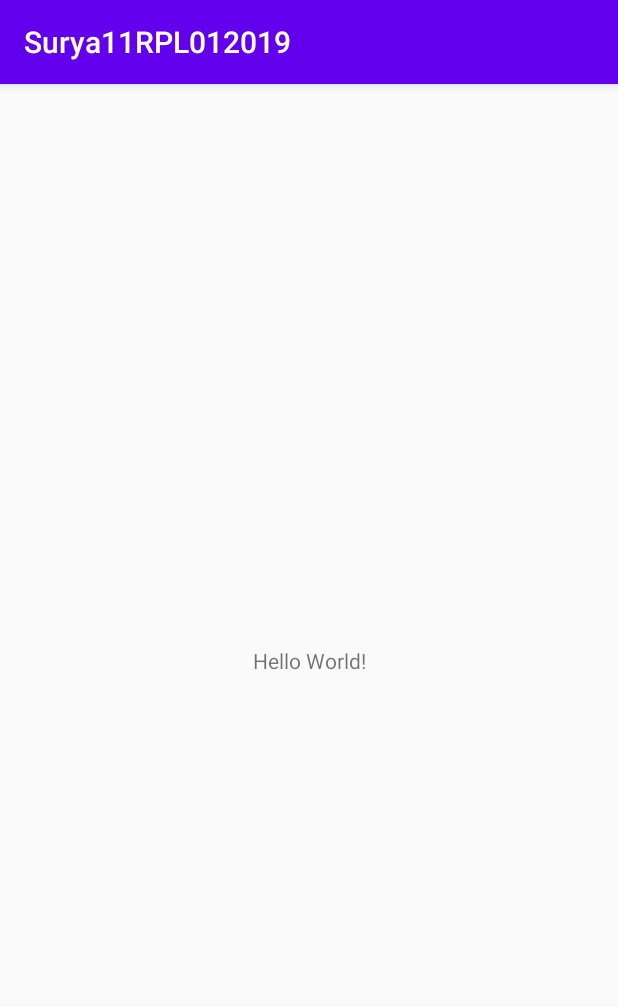
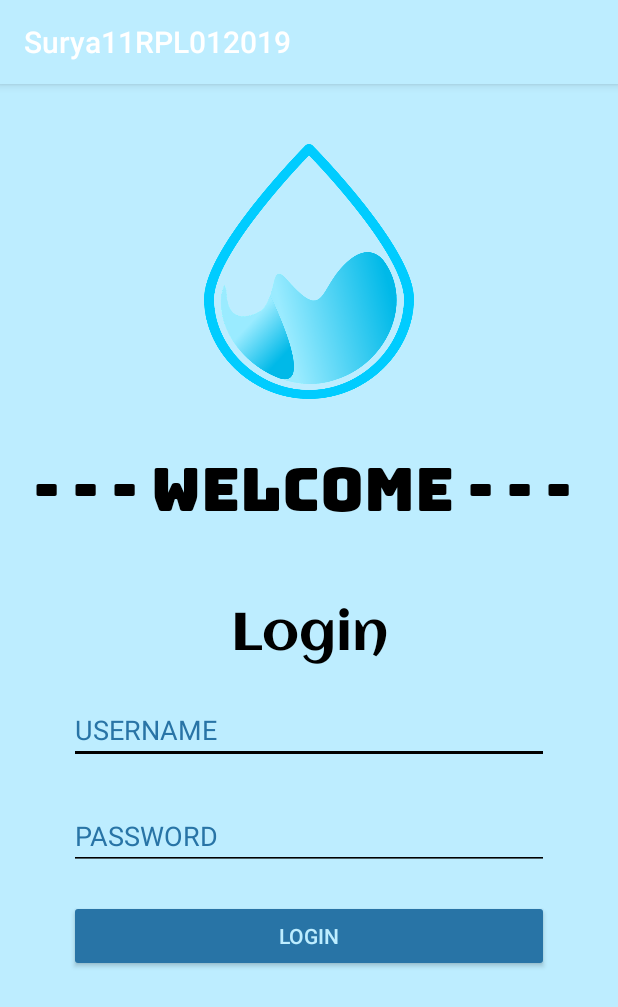
Before and after one commit to Surya1810/Surya11RPL012019, an Android app: the screen it shows after launch (MainActivity), on a phone screen of 412 x 824 dp. Shown: the top 1007 px of the screen. Run offline under Robolectric (Android 15) with nearby library versions, the phone set to English and light mode, and no system bars.

Commit message:
add layout login

```diff
--- a/app/src/main/res/layout/activity_main.xml
+++ b/app/src/main/res/layout/activity_main.xml
@@ -1,18 +1,72 @@
 <?xml version="1.0" encoding="utf-8"?>
-<androidx.constraintlayout.widget.ConstraintLayout xmlns:android="http://schemas.android.com/apk/res/android"
+<LinearLayout
+    android:background="@color/Primary"
+    android:orientation="vertical"
+    xmlns:android="http://schemas.android.com/apk/res/android"
     xmlns:app="http://schemas.android.com/apk/res-auto"
     xmlns:tools="http://schemas.android.com/tools"
     android:layout_width="match_parent"
-    android:layout_height="match_parent"
-    tools:context=".MainActivity">
+    android:layout_height="match_parent">
+
+    <ImageView
+        android:layout_width="140dp"
+        android:layout_height="170dp"
+        android:layout_gravity="center"
+        android:layout_marginTop="40dp"
+        android:background="@mipmap/water" />
 
     <TextView
-        android:layout_width="wrap_content"
+        android:layout_width="match_parent"
+        android:layout_height="120dp"
+        android:text="- - - WELCOME - - - "
+        android:fontFamily="@font/bungee"
+        android:textColor="@color/colorAccent"
+        android:textSize="40dp"
+        android:gravity="center"/>
+
+    <TextView
+        android:layout_width="match_parent"
         android:layout_height="wrap_content"
-        android:text="Hello World!"
-        app:layout_constraintBottom_toBottomOf="parent"
-        app:layout_constraintLeft_toLeftOf="parent"
-        app:layout_constraintRight_toRightOf="parent"
-        app:layout_constraintTop_toTopOf="parent" />
+        android:layout_marginTop="10dp"
+        android:gravity="center"
+        android:text="Login"
+        android:fontFamily="@font/aclonica"
+        android:textColor="@color/colorAccent"
+        android:textSize="35dp"/>
 
-</androidx.constraintlayout.widget.ConstraintLayout>
+    <EditText
+        android:id="@+id/txtuser"
+        android:layout_marginTop="20dp"
+        android:layout_gravity="center"
+        android:layout_marginBottom="5dp"
+        android:layout_width="320dp"
+        android:layout_height="wrap_content"
+        android:hint="USERNAME"
+        android:textColorHint="@color/PrimaryDark"
+        app:backgroundTint="@color/colorAccent"/>
+
+    <EditText
+        android:id="@+id/txtpass"
+        android:layout_marginTop="20dp"
+        android:layout_gravity="center"
+        android:layout_width="320dp"
+        android:layout_height="wrap_content"
+        android:hint="PASSWORD"
+        android:textColorHint="@color/PrimaryDark"
+        app:backgroundTint="@color/colorAccent"/>
+
+    <Button
+        android:layout_width="320dp"
+        android:layout_height="wrap_content"
+        android:layout_marginTop="20dp"
+        android:layout_gravity="center"
+        android:backgroundTint="@color/PrimaryDark"
+        android:text="Login"
+        android:textColor="@color/Primary"/>
+
+
+
+
+
+
+</LinearLayout>
--- a/app/src/main/res/values/colors.xml
+++ b/app/src/main/res/values/colors.xml
@@ -1,6 +1,6 @@
 <?xml version="1.0" encoding="utf-8"?>
 <resources>
-    <color name="colorPrimary">#6200EE</color>
-    <color name="colorPrimaryDark">#3700B3</color>
-    <color name="colorAccent">#03DAC5</color>
+    <color name="Primary">#BDEDFF</color>
+    <color name="PrimaryDark">#2874A6</color>
+    <color name="colorAccent">#000000</color>
 </resources>
--- a/app/src/main/res/values/styles.xml
+++ b/app/src/main/res/values/styles.xml
@@ -2,8 +2,8 @@
     <!-- Base application theme. -->
     <style name="AppTheme" parent="Theme.AppCompat.Light.DarkActionBar">
         <!-- Customize your theme here. -->
-        <item name="colorPrimary">@color/colorPrimary</item>
-        <item name="colorPrimaryDark">@color/colorPrimaryDark</item>
+        <item name="colorPrimary">@color/Primary</item>
+        <item name="colorPrimaryDark">@color/PrimaryDark</item>
         <item name="colorAccent">@color/colorAccent</item>
     </style>
 
```
Also changed, not shown: app/src/main/res/font/aclonica.ttf (added), app/src/main/res/font/bungee.ttf (added), app/src/main/res/mipmap-xhdpi/water.png (added).
